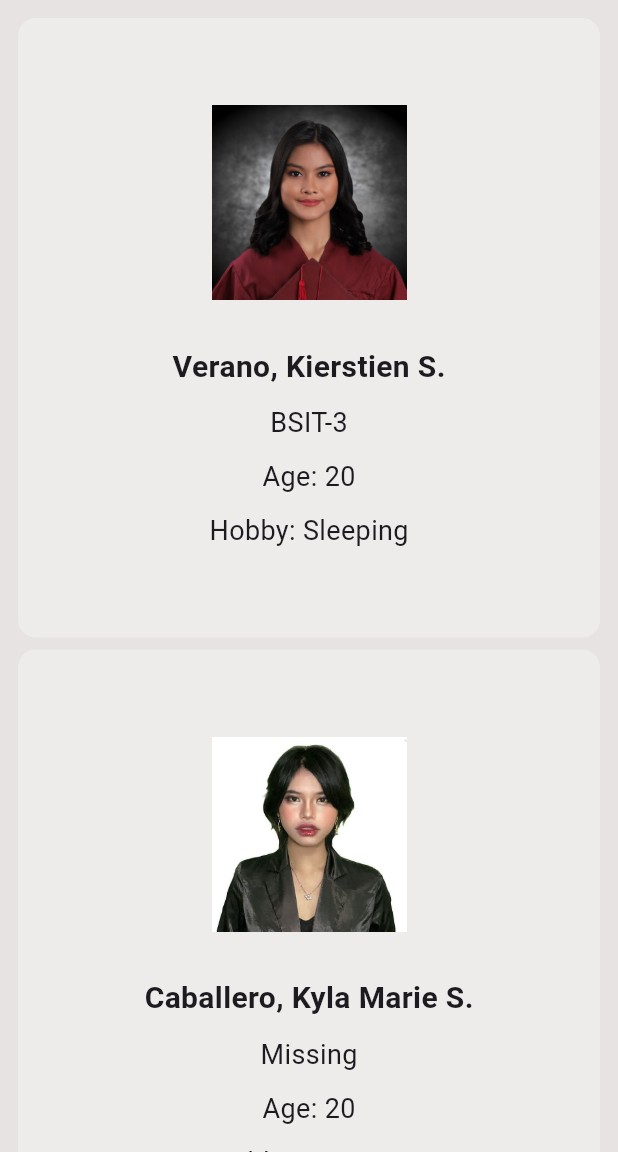
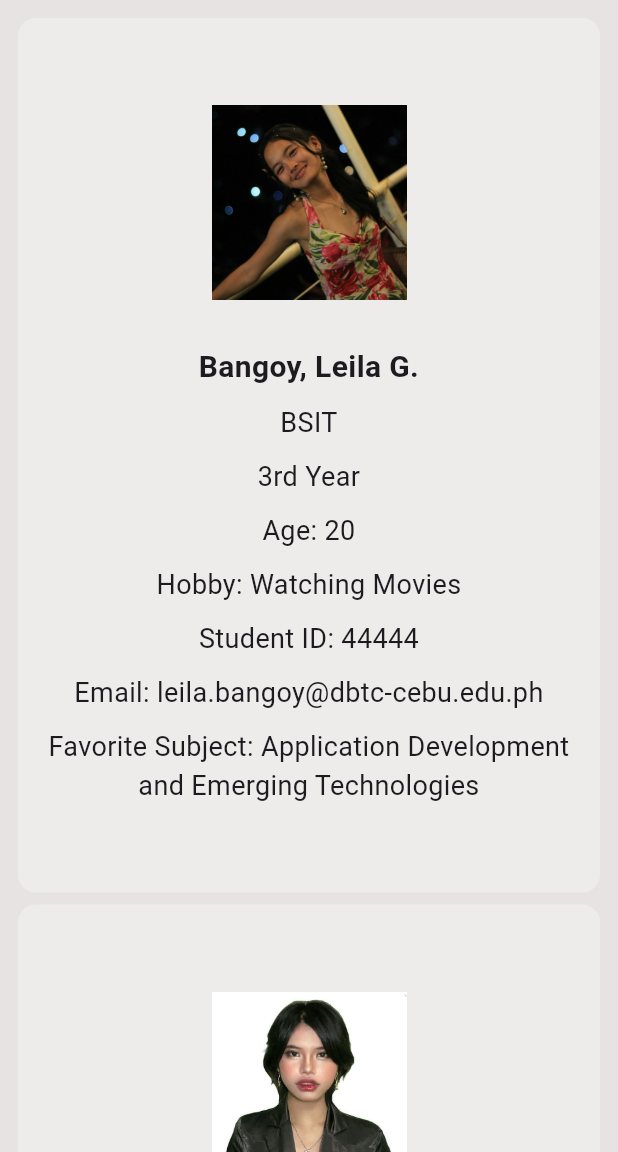
Before and after one commit to KVerano/IT314AB_Verano, a Flutter app: the screen it shows after launch, on a phone screen of 412 x 824 dp, the part 84-1236 px from its top. Run offline on Flutter 3.47's test engine with Material 3 defaults, Android fonts, the phone set to English and light mode, and no system bars.

Commit message:
feat: submit The Student List

```diff
--- a/FlutterProjects/my_first_flutter_app/lib/main.dart
+++ b/FlutterProjects/my_first_flutter_app/lib/main.dart
@@ -1,68 +1,116 @@
 import 'package:flutter/material.dart';
 
-String profileImage = 'assets/kierstien.jpeg';
-String appTitle = "My First Flutter Application";
-String name = "Verano, Kierstien S.";
-String courseSection = "BSIT-3";
-String birthdate = "May 15, 2006";
-int age = 20;
-String hobby = "Sleeping";
-double height = 160.0;
-bool isStudent = true;
+// String profileImage = 'assets/kierstien.jpeg';
+// String appTitle = "My First Flutter Application";
+// String name = "Verano, Kierstien S.";
+// String courseSection = "BSIT-3";
+// String birthdate = "May 15, 2006";
+// int age = 20;
+// String hobby = "Sleeping";
+// double height = 160.0;
+// bool isStudent = true;
 
 class Profile {
-  String? image;
-  String? name;
-  String? courseSection;
-  int? age;
-  String? hobby;
+  String image;
+  String name;
+  String course;
+  String yearLevel;
+  int age;
+  String hobby;
+  String studentId;
+  String email;
+  String favoriteSubject;
 
-  Profile({this.image, this.name, this.courseSection, this.age, this.hobby});
+  Profile({
+    required this.image,
+    required this.name,
+    required this.course,
+    required this.yearLevel,
+    required this.age,
+    required this.hobby,
+    required this.studentId,
+    required this.email,
+    required this.favoriteSubject,
+  });
 }
 
 List<Profile> profiles = [
   Profile(
     image: 'assets/kierstien.jpeg',
     name: 'Verano, Kierstien S.',
-    courseSection: 'BSIT-3',
+    course: 'BSIT',
+    yearLevel: '3rd Year',
     age: 20,
     hobby: 'Sleeping',
+    studentId: '11111',
+    email: 'kierstien.verano@dbtc-cebu.edu.ph',
+    favoriteSubject: 'Break Time',
   ),
 
   Profile(
     image: 'assets/kyla.jpeg',
     name: 'Caballero, Kyla Marie S.',
-    courseSection: null,
+    course: 'BSIT',
+    yearLevel: '3rd Year',
     age: 20,
     hobby: 'Drawing',
+    studentId: '22222',
+    email: 'kyla.caballero@dbtc-cebu.edu.ph',
+    favoriteSubject: 'Break Time',
   ),
 
   Profile(
     image: 'assets/zelon.jpeg',
     name: 'Estimo, Zelon Matthew C.',
-    courseSection: 'BSIT-3',
-    age: null,
+    course: 'BSIT',
+    yearLevel: '3rd Year',
+    age: 21,
     hobby: 'Dancing',
+    studentId: '33333',
+    email: 'zelon.estimo@dbtc-cebu.edu.ph',
+    favoriteSubject: 'Dismissal Time',
   ),
 
   Profile(
     image: 'assets/leila.jpeg',
     name: 'Bangoy, Leila G.',
-    courseSection: 'BSIT-3',
+    course: 'BSIT',
+    yearLevel: '3rd Year',
     age: 20,
-    hobby: null,
+    hobby: 'Watching Movies',
+    studentId: '44444',
+    email: 'leila.bangoy@dbtc-cebu.edu.ph',
+    favoriteSubject: 'Application Development and Emerging Technologies',
   ),
 
   Profile(
     image: 'assets/cassy.jpeg',
     name: 'Oraiz, Cassandra Gayle R.',
-    courseSection: 'BSIT-3',
+    course: 'BSIT',
+    yearLevel: '3rd Year',
     age: 20,
     hobby: 'Gaming',
+    studentId: '55555',
+    email: 'cassandra oraiz@dbtc-cebu.edu.ph',
+    favoriteSubject: 'Internet of Things',
+  ),
+
+  Profile(
+    image: 'assets/taylor.webp',
+    name: 'Swift, Taylor Alison',
+    course: 'BSIT',
+    yearLevel: '3rd Year',
+    age: 23,
+    hobby: 'Singing',
+    studentId: '66666',
+    email: 'taylor.swift@dbtc-cebu.edu.ph',
+    favoriteSubject: 'Fundamentals of Databased System',
   ),
 ];
 
 void main() {
+  profiles.sort((a, b) => a.name.compareTo(b.name));
+  // ma'am ako gi sort lang by surname instead sa first name since sa akong profile ga una ang mga surnames. thank you
   runApp(const MyApp());
 }
 
@@ -79,37 +127,55 @@ class MyApp extends StatelessWidget {
           mainAxisAlignment: MainAxisAlignment.center,
           children: [
             SizedBox(height: 50),
-
-            Image.asset(profile.image ?? 'Missing', width: 130),
-
+            Image.asset(profile.image, width: 130),
             SizedBox(height: 30),
-
             Text(
-              profile.name ?? 'Missing',
+              profile.name,
+              textAlign: TextAlign.center,
               style: TextStyle(fontSize: 20, fontWeight: FontWeight.bold),
             ),
-
             SizedBox(height: 10),
-
             Text(
-              profile.courseSection ?? 'Missing',
+              profile.course,
+              textAlign: TextAlign.center,
               style: TextStyle(fontSize: 18),
             ),
-
             SizedBox(height: 10),
-
             Text(
-              "Age: ${profile.age ?? 'Missing'}",
+              profile.yearLevel,
+              textAlign: TextAlign.center,
               style: TextStyle(fontSize: 18),
             ),
-
             SizedBox(height: 10),
-
             Text(
-              "Hobby: ${profile.hobby ?? 'Missing'}",
+              "Age: ${profile.age}",
+              textAlign: TextAlign.center,
               style: TextStyle(fontSize: 18),
             ),
-
+            SizedBox(height: 10),
+            Text(
+              "Hobby: ${profile.hobby}",
+              textAlign: TextAlign.center,
+              style: TextStyle(fontSize: 18),
+            ),
+            SizedBox(height: 10),
+            Text(
+              "Student ID: ${profile.studentId}",
+              textAlign: TextAlign.center,
+              style: TextStyle(fontSize: 18),
+            ),
+            SizedBox(height: 10),
+            Text(
+              "Email: ${profile.email}",
+              textAlign: TextAlign.center,
+              style: TextStyle(fontSize: 18),
+            ),
+            SizedBox(height: 10),
+            Text(
+              "Favorite Subject: ${profile.favoriteSubject}",
+              textAlign: TextAlign.center,
+              style: TextStyle(fontSize: 18),
+            ),
             SizedBox(height: 50),
           ],
         ),
@@ -124,19 +190,20 @@ class MyApp extends StatelessWidget {
       home: Scaffold(
         backgroundColor: const Color.fromARGB(255, 231, 227, 227),
         appBar: AppBar(title: const Text("My First Flutter Application")),
-        body: SingleChildScrollView(
-          // provides scrolling capability to a single child container whose content might exceed the available screen space (Flag 6)
-          child: Padding(
-            padding: const EdgeInsets.all(8),
-            child: Column(
-              mainAxisAlignment: MainAxisAlignment.center,
-              crossAxisAlignment: CrossAxisAlignment.stretch,
-              children: [
-                for (Profile profile in profiles) profileCard(profile),
-              ],
-            ),
-          ),
-        ),
+        body: profiles.isEmpty
+            ? const Center(
+                child: Text(
+                  "No students found.",
+                  style: TextStyle(fontSize: 18),
+                ),
+              )
+            : ListView.builder(
+                padding: const EdgeInsets.all(8),
+                itemCount: profiles.length,
+                itemBuilder: (context, index) {
+                  return profileCard(profiles[index]);
+                },
+              ),
       ),
     );
   }
--- a/FlutterProjects/my_first_flutter_app/pubspec.yaml
+++ b/FlutterProjects/my_first_flutter_app/pubspec.yaml
@@ -64,6 +64,7 @@ flutter:
   - assets/zelon.jpeg
   - assets/leila.jpeg
   - assets/cassy.jpeg
+  - assets/taylor.webp
 
   # To add assets to your application, add an assets section, like this:
   # assets:
```
Also changed, not shown: FlutterProjects/my_first_flutter_app/assets/taylor.webp (added).
